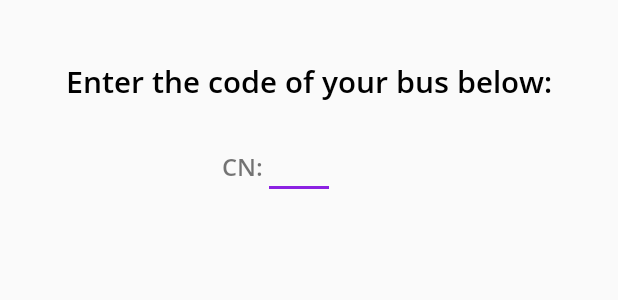
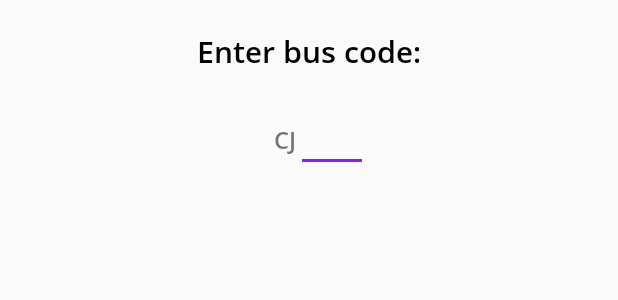
Before and after one commit to Akitektuo/BusCard, an Android app: the layout dialog_ask_for_details.xml on its own in the app's theme, with its tools: preview values and no code run, on a phone screen of 412 x 824 dp. Shown: the top 300 px of the screen. Run offline under Robolectric (Android 15) with nearby library versions, the phone set to English and light mode, and no system bars.

Commit message:
finish dialog

```diff
--- a/app/src/main/java/com/akitektuo/buscard/AskForDetailsDialog.java
+++ b/app/src/main/java/com/akitektuo/buscard/AskForDetailsDialog.java
@@ -23,7 +23,6 @@ public class AskForDetailsDialog extends DialogFragment {
     public Dialog onCreateDialog(@Nullable Bundle savedInstanceState) {
         View view =getActivity().getLayoutInflater().inflate(R.layout.dialog_ask_for_details, null);
         AlertDialog.Builder builder =new AlertDialog.Builder(getActivity())
-                .setTitle("Enter bus details")
                 .setView(view)
                 .setPositiveButton("Confirm", new DialogInterface.OnClickListener() {
                     @Override
--- a/app/src/main/res/layout/activity_check.xml
+++ b/app/src/main/res/layout/activity_check.xml
@@ -13,7 +13,7 @@
         android:layout_width="50dp"
         android:layout_height="50dp"
         android:layout_marginStart="16dp"
-        android:layout_marginTop="16dp"
+        android:layout_marginTop="32dp"
         android:src="@drawable/ic_go_back"
         app:layout_constraintStart_toStartOf="parent"
         app:layout_constraintTop_toTopOf="parent" />
--- a/app/src/main/res/layout/dialog_ask_for_details.xml
+++ b/app/src/main/res/layout/dialog_ask_for_details.xml
@@ -11,31 +11,17 @@
     android:layout_marginRight="20dp">
 
     <TextView
-        android:id="@+id/textView2"
-        android:layout_width="wrap_content"
-        android:layout_height="wrap_content"
-        android:layout_marginTop="20dp"
-        android:text="Enter the code of your bus below:"
-        android:textColor="#000"
-        android:textSize="20sp"
-        android:textStyle="bold"
-
-        app:layout_constraintEnd_toEndOf="parent"
-        app:layout_constraintHorizontal_bias="0.5"
-        app:layout_constraintStart_toStartOf="parent"
-        app:layout_constraintTop_toTopOf="parent" />
-
-    <TextView
         android:id="@+id/textView5"
         android:layout_width="wrap_content"
         android:layout_height="wrap_content"
-        android:layout_marginTop="32dp"
-        android:text="CN:"
+        android:layout_marginTop="24dp"
+        android:text="CJ"
         android:textSize="16sp"
-        app:layout_constraintEnd_toEndOf="@+id/textView2"
-        app:layout_constraintHorizontal_bias="0.35"
-        app:layout_constraintStart_toStartOf="@+id/textView2"
-        app:layout_constraintTop_toBottomOf="@+id/textView2" />
+        app:layout_constraintBottom_toBottomOf="parent"
+        app:layout_constraintEnd_toEndOf="parent"
+        app:layout_constraintHorizontal_bias="0.45"
+        app:layout_constraintStart_toStartOf="parent"
+        app:layout_constraintTop_toBottomOf="@+id/textView6" />
 
     <EditText
         android:id="@+id/editText"
@@ -49,4 +35,15 @@
         app:layout_constraintTop_toTopOf="@+id/textView5"
         app:layout_constraintVertical_bias="0.5" />
 
+    <TextView
+        android:id="@+id/textView6"
+        android:layout_width="wrap_content"
+        android:layout_height="wrap_content"
+        android:text="Enter bus code:"
+        android:textColor="#000"
+        android:textSize="20sp"
+        app:layout_constraintEnd_toEndOf="parent"
+        app:layout_constraintStart_toStartOf="parent"
+        app:layout_constraintTop_toTopOf="parent" />
+
 </androidx.constraintlayout.widget.ConstraintLayout>
```
